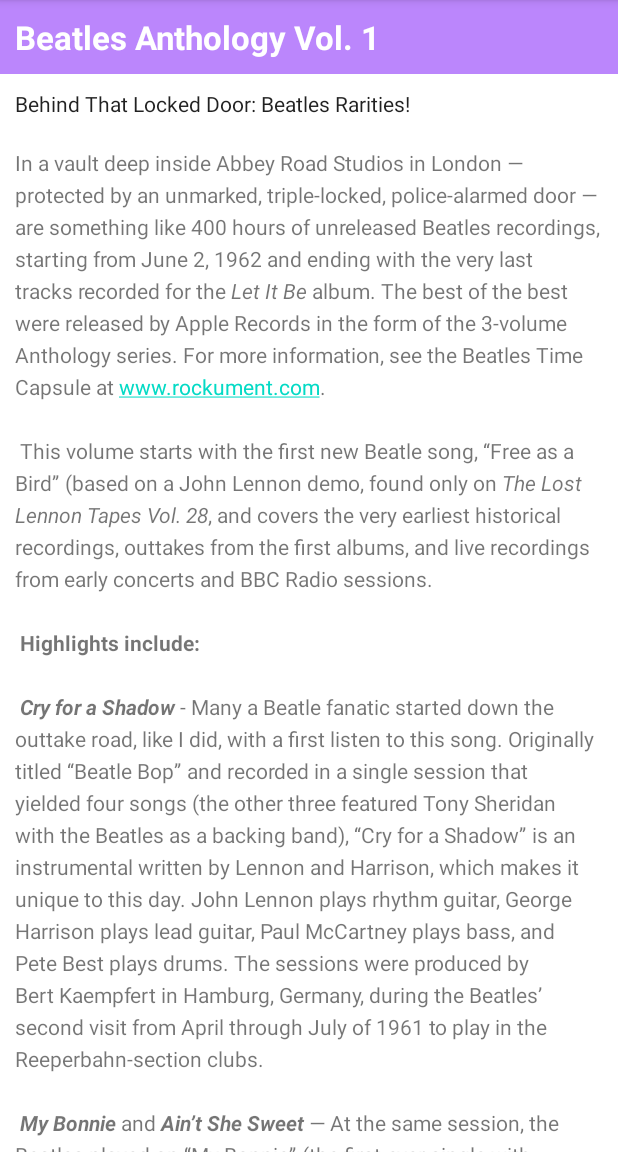
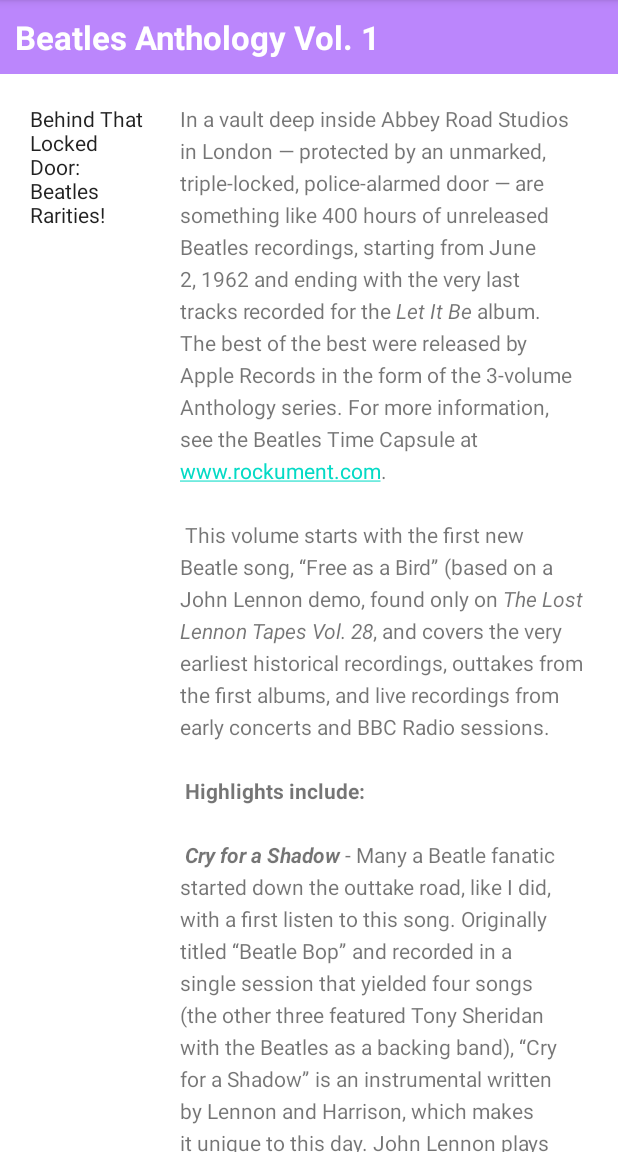
Before and after one commit to uniquemozilla22/Text_and_scrolling_views_DMA, an Android app: the screen it shows after launch (MainActivity), on a phone screen of 412 x 824 dp, the part 84-1236 px from its top. Run offline under Robolectric (Android 15) with nearby library versions, the phone set to English and light mode, and no system bars.

Commit message:
Home work Completed

```diff
--- a/app/src/main/res/layout/activity_main.xml
+++ b/app/src/main/res/layout/activity_main.xml
@@ -26,11 +26,14 @@
         <LinearLayout
             android:layout_width="match_parent"
             android:layout_height="wrap_content"
-            android:orientation="vertical">
+            android:orientation="horizontal"
+            android:padding="@dimen/padding_regular"
+
+            >
 
             <TextView
                 android:id="@+id/article_subheading"
-                android:layout_width="match_parent"
+                android:layout_width="@dimen/sub_heading"
                 android:layout_height="wrap_content"
                 android:padding="@dimen/padding_regular"
                 android:text="@string/article_subtitle"
--- a/app/src/main/res/values/dimens.xml
+++ b/app/src/main/res/values/dimens.xml
@@ -2,4 +2,6 @@
 <resources>
     <dimen name="padding_regular">10dp</dimen>
     <dimen name="line_spacing">5sp</dimen>
+    <dimen name="sub_heading">100dp</dimen>
+
 </resources>
```
